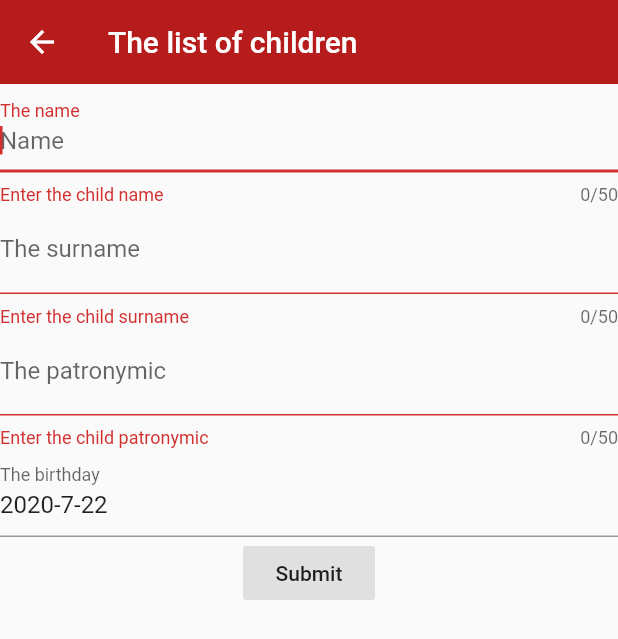
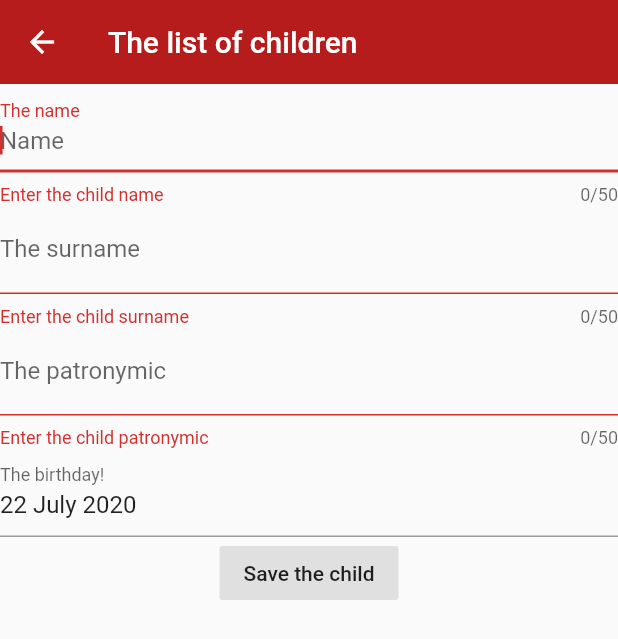
Before and after one commit to IvansPhoto/employees_children, a Flutter app: the NewChild screen opened by its route, on a phone screen of 412 x 824 dp. Shown: the top 639 px of the screen. Run offline on Flutter 3.47's test engine with Material 2 defaults, Android fonts, the phone set to English and light mode, and no system bars; our stand-ins replace hive, hive_flutter, rxdart; accounts and stored records are empty; generated files the repository leaves out were written again.

Commit message:
Added styles to Text and BirthDay function

```diff
--- a/lib/classes.dart
+++ b/lib/classes.dart
@@ -1,6 +1,7 @@
 import 'package:rxdart/rxdart.dart';
 import 'package:hive/hive.dart';
 import 'package:hive_flutter/hive_flutter.dart';
+
 part 'classes.g.dart';
 
 abstract class RouteNames {
@@ -19,42 +20,75 @@ abstract class Boxes {
   static final String childrenBox = 'children';
 }
 
+String monthFromNumber(DateTime dateTime) {
+  String month;
+  switch (dateTime.month) {
+    case 1:
+      month = 'January';
+      break;
+    case 2:
+      month = 'February';
+      break;
+    case 3:
+      month = 'March';
+      break;
+    case 4:
+      month = 'April';
+      break;
+    case 5:
+      month = 'May';
+      break;
+    case 6:
+      month = 'June';
+      break;
+    case 7:
+      month = 'July';
+      break;
+    case 8:
+      month = 'August';
+      break;
+    case 9:
+      month = 'September';
+      break;
+    case 10:
+      month = 'October';
+      break;
+    case 11:
+      month = 'November';
+      break;
+    case 12:
+      month = 'December';
+      break;
+  }
+  return '${dateTime.day} $month ${dateTime.year}';
+}
+
 class StreamServes {
+  final _employeeBox = Hive.box<EmployeesData>(Boxes.employeesBox);
 
-//  Future<Box> _employeeBoxFuture = Future(computation)
+  set addEmployee(EmployeesData newEmployee) => _employeeBox.add(newEmployee);
 
-  final _employeeBox = Hive.box<EmployeesData>(Boxes.employeesBox);
-  set addEmployee(EmployeesData newEmployee) => _employeeBox.add(newEmployee);
   EmployeesData getEmployee(int index) => _employeeBox.getAt(index);
+
   Future<void> removeEmployee(EmployeesData removedEmployee) => removedEmployee.delete();
+
   Future<void> updateEmployee(EmployeesData updatedEmployee) => updatedEmployee.save();
 
   var _child = BehaviorSubject<ChildrenData>();
+
   Stream get child$ => _child.stream;
+
   ChildrenData get getChild => _child.value;
+
   set setChild(ChildrenData newChild) => _child.value = newChild;
 
+  final _childrenList = BehaviorSubject<List<ChildrenData>>();
 
-  final _childrenList = BehaviorSubject<List<ChildrenData>>();
   Stream get childrenList$ => _childrenList.stream;
+
   List<ChildrenData> get currentChildrenList => _childrenList.value;
+
   set setChildrenList(List<ChildrenData> newChildrenList) => _childrenList.add(newChildrenList);
-}
-
-class ChildrenSelectedList {
-  List<ChildrenData> childrenList = [];
-
-  set addChild(ChildrenData child) {
-    if (!childrenList.contains(child)) childrenList.add(child);
-    childrenList.forEach((theChild) => print(theChild.name));
-//    notifyListeners();
-  }
-
-  set removeChild(ChildrenData child) {
-    if (childrenList.contains(child)) childrenList.remove(child);
-    childrenList.forEach((theChild) => print(theChild.name));
-//    notifyListeners();
-  }
 }
 
 @HiveType(typeId: 0)
--- a/lib/pages/NewChild/NewChildForm.dart
+++ b/lib/pages/NewChild/NewChildForm.dart
@@ -3,11 +3,12 @@ import 'package:flutter/material.dart';
 import 'package:hive/hive.dart';
 
 class NewChildForm extends StatefulWidget {
-  final _formKey = GlobalKey<FormState>();
   final Box<ChildrenData> childrenBox = Hive.box<ChildrenData>(Boxes.childrenBox);
   final ChildrenData child;
 
   NewChildForm({this.child});
+
+  final _formKey = GlobalKey<FormState>();
 
   @override
   _NewChildFormState createState() => _NewChildFormState();
@@ -27,13 +28,13 @@ class _NewChildFormState extends State<NewChildForm> {
       _surnameTEC = TextEditingController();
       _patronymicTEC = TextEditingController();
       _birthday = DateTime.now();
-      _birthdayText = '${DateTime.now().year.toString()}-${DateTime.now().month.toString()}-${DateTime.now().day.toString()}';
+      _birthdayText = monthFromNumber(DateTime.now());
     } else {
       _nameTEC = TextEditingController(text: widget.child.name);
       _surnameTEC = TextEditingController(text: widget.child.surName);
       _patronymicTEC = TextEditingController(text: widget.child.patronymic);
       _birthday = widget.child.birthdate;
-      _birthdayText = '${widget.child.birthdate.year.toString()}-${widget.child.birthdate.month.toString()}-${widget.child.birthdate.day.toString()}';
+      _birthdayText = monthFromNumber(widget.child.birthdate);
     }
     super.initState();
   }
@@ -106,7 +107,6 @@ class _NewChildFormState extends State<NewChildForm> {
               keyboardType: TextInputType.text,
               validator: (value) => value.isEmpty ? 'Enter the child patronymic' : null,
             ),
-
             TextField(
               readOnly: true,
               controller: TextEditingController(text: _birthdayText),
@@ -117,17 +117,15 @@ class _NewChildFormState extends State<NewChildForm> {
                 lastDate: DateTime(2021),
               ).then((dateTime) => setState(() {
                     _birthday = dateTime;
-						    _birthdayText = '${dateTime.year.toString()}-${dateTime.month.toString()}-${dateTime.day.toString()}';
+                    _birthdayText = monthFromNumber(dateTime);
                   })),
-					    decoration: const InputDecoration(hintText: 'Birthday', labelText: "The birthday"),
+              decoration: const InputDecoration(hintText: 'Birthday', labelText: "The birthday! "),
             ),
-
             RaisedButton(
               elevation: 0,
               onPressed: () => {if (widget._formKey.currentState.validate()) widget.child == null ? _addChild() : _updateChild()},
-					    child: widget.child == null ? const Text('Submit') : const Text('Update'),
+              child: widget.child == null ? const Text('Save the child') : const Text('Update'),
             ),
-
           ],
         ));
   }
--- a/lib/pages/ShowChild/ShowChild.dart
+++ b/lib/pages/ShowChild/ShowChild.dart
@@ -19,11 +19,20 @@ class ShowChild extends StatelessWidget {
           return ListView(
             padding: EdgeInsets.symmetric(vertical: 10, horizontal: 5),
             children: <Widget>[
-              Text('Name: ${child.name ?? 'Not specified'}'),
-              Text('Surname: ${child.surName ?? 'Not specified'}'),
-              Text('Patronymic: ${child.patronymic ?? 'Not specified'}'),
-              Text('Birthday: ${child.birthdate == null ? 'Not specified' : '${child.birthdate.year}-${child.birthdate.month}-${child.birthdate.day}'}'),
-            ActionButtonsChild(child: child,)
+              Text('Name:'),
+              Text('${child.name ?? 'Not specified'}', style: Theme.of(context).textTheme.bodyText1),
+              Divider(),
+              Text('Surname:'),
+              Text('${child.surName ?? 'Not specified'}', style: Theme.of(context).textTheme.bodyText1),
+              Divider(),
+              Text('Patronymic:'),
+              Text('${child.patronymic ?? 'Not specified'}', style: Theme.of(context).textTheme.bodyText1),
+              Divider(),
+              Text('Birthday:'),
+              Text('${child.birthdate == null ? 'Not specified' : monthFromNumber(child.birthdate)}', style: Theme.of(context).textTheme.bodyText1),
+              ActionButtonsChild(
+                child: child,
+              )
             ],
           );
         },
```
Also changed, not shown: lib/main.dart (+6 -6 lines), lib/pages/ShowEmployee/ShowEmployee.dart (+14 -12 lines), lib/pages/index.dart (+10 -2 lines). Lines whose indentation alone changed are shown as unchanged.
